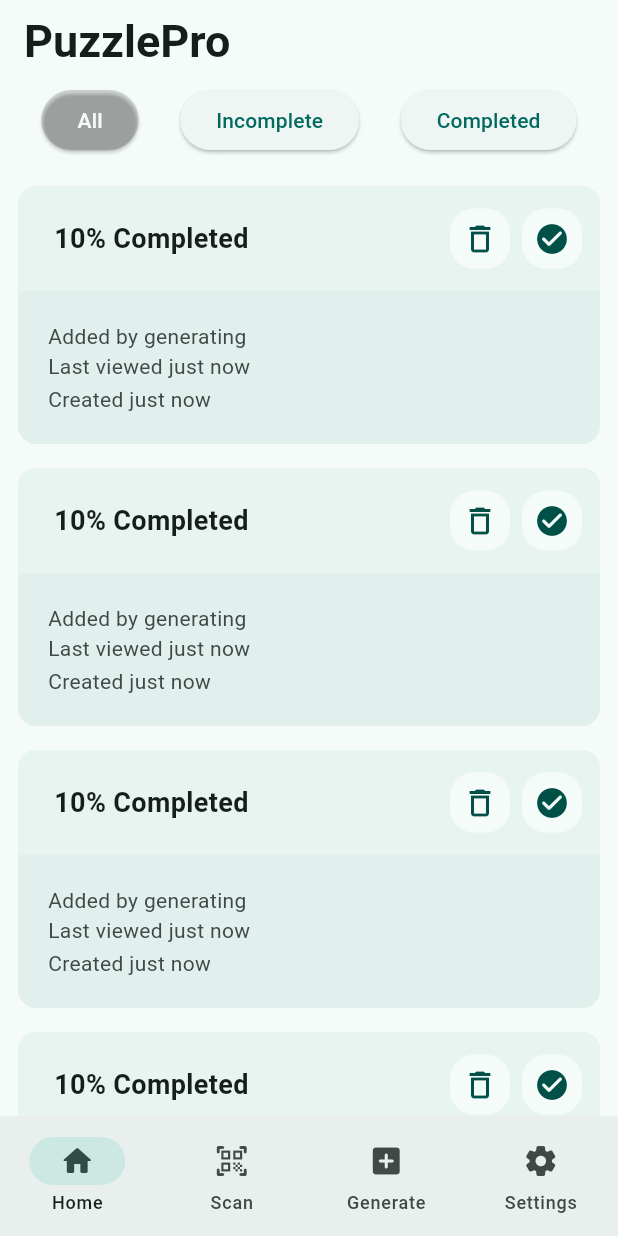
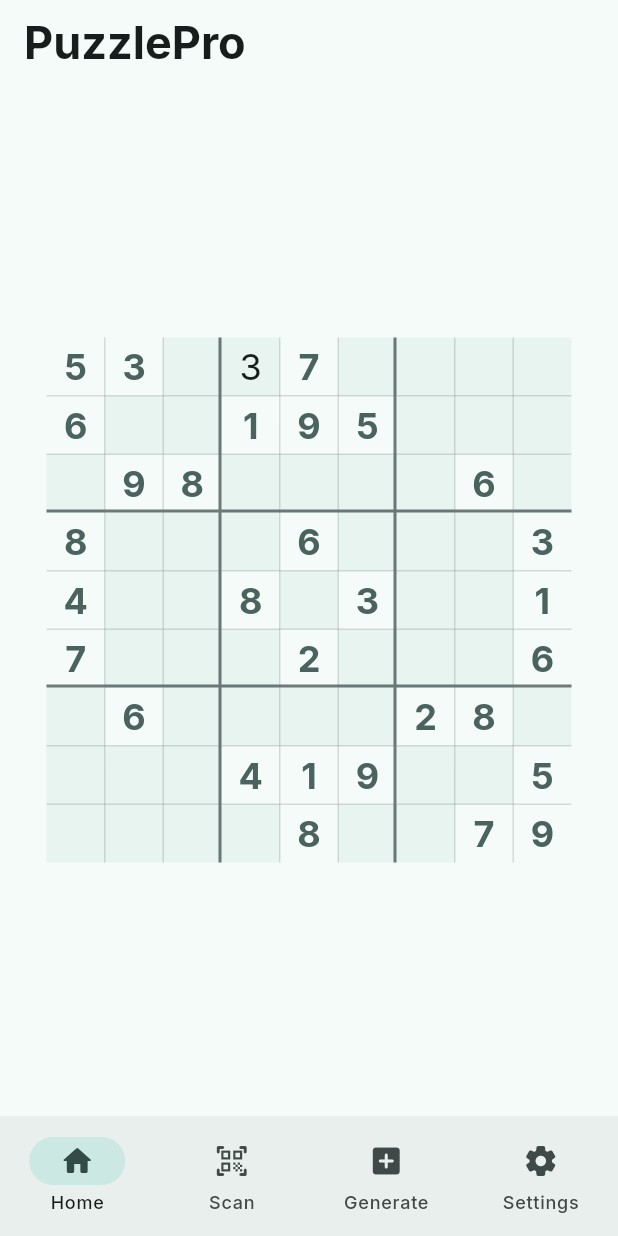
Before and after one commit to ayush8914/PuzzlePro-App, a Flutter app: the screen it shows after launch, on a phone screen of 412 x 824 dp. Run offline on Flutter 3.47's test engine with Material 3 defaults, Android fonts, the phone set to English and light mode, and no system bars; our stand-ins replace google_fonts, hive, hive_flutter; accounts and stored records are empty.

Commit message:
Add: sudoku board

```diff
--- a/lib/Widgets/sudoku_list.dart
+++ b/lib/Widgets/sudoku_list.dart
@@ -36,7 +36,9 @@
   Widget build(BuildContext context) {
     return Column(
       children: [
-        Row(
+        Container(
+          color: Theme.of(context).colorScheme.background,
+          child: Row(
             mainAxisAlignment: MainAxisAlignment.spaceEvenly,
             children: [
               FilterButton(
@@ -70,6 +72,7 @@
                 isSelected: currentFilter == ItemFilter.completed,
               ),
             ],
+          ),
         ),
         Expanded(
           child: Padding(
@@ -117,18 +120,17 @@
   @override
   Widget build(BuildContext context) {
     final theme = Theme.of(context);
-    return ElevatedButton(
+    return isSelected
+        ? FilledButton(
             onPressed: onPressed,
-      style: ButtonStyle(
-        backgroundColor: isSelected
-            ? MaterialStateProperty.all<Color>(theme.focusColor)
-            : null,
-      ),
             child: Text(
               text,
-        style: TextStyle(
-          color: isSelected ? theme.primaryTextTheme.bodyMedium!.color : null,
             ),
+          )
+        : ElevatedButton(
+            onPressed: onPressed,
+            child: Text(
+              text,
             ),
           );
   }
--- a/lib/Widgets/sudoku_widget.dart
+++ b/lib/Widgets/sudoku_widget.dart
@@ -160,7 +160,7 @@
   Widget build(BuildContext context) {
     return LayoutBuilder(builder: (context, constraints) {
       return Container(
-        height: 70,
+        height: 60,
         color: Color.alphaBlend(
           _colorScheme.primary.withOpacity(0.05),
           _colorScheme.surface,
@@ -186,8 +186,6 @@
                   ],
                 ),
               ),
-              // Display a "condensed" version if the widget in the row are
-              // expected to overflow.
               if (constraints.maxWidth - 200 > 0) ...[
                 SizedBox(
                   height: 40,
--- a/lib/main.dart
+++ b/lib/main.dart
@@ -3,6 +3,7 @@
 import 'package:hive_flutter/hive_flutter.dart';
 import 'package:puzzlepro_app/Data/constants.dart';
 import 'package:puzzlepro_app/pages/home.dart';
+import 'package:puzzlepro_app/pages/sudoku_home.dart';
 
 void main() async {
   await Hive.initFlutter();
@@ -17,6 +18,11 @@
 }
 
 class _AppState extends State<App> {
+  int screenIndex = ScreenSelected.home.value;
+  bool controllerInitialized = false;
+  bool showMediumSizeLayout = false;
+  bool showLargeSizeLayout = false;
+
   bool useMaterial3 = true;
   ThemeMode themeMode = ThemeMode.system;
   ColorSeed colorSelected = ColorSeed.teal;
@@ -46,36 +52,123 @@
     });
   }
 
+  void handleScreenChanged(int screenSelected) {
+    setState(() {
+      screenIndex = screenSelected;
+    });
+  }
+
+  @override
+  void didChangeDependencies() {
+    //for making app responsive according to device
+
+    super.didChangeDependencies();
+    final double width = MediaQuery.of(context).size.width;
+    if (width > mediumWidthBreakpoint) {
+      if (width > largeWidthBreakpoint) {
+        showMediumSizeLayout = false;
+        showLargeSizeLayout = true;
+      } else {
+        showMediumSizeLayout = true;
+        showLargeSizeLayout = false;
+      }
+    } else {
+      showMediumSizeLayout = false;
+      showLargeSizeLayout = false;
+    }
+  }
+
+  // Widget setScreen(ScreenSelected screenSelected) {
+  //   // switch (screenSelected) {
+  //   //   case ScreenSelected.home:
+  //       return Expanded(
+  //         child: HomeScreen();
+  //       );
+  //     // case ScreenSelected.scanner:
+  //     //   return const ColorPalettesScreen();
+  //     // case ScreenSelected.generator:
+  //     //   return const TypographyScreen();
+  //     // case ScreenSelected.setting:
+  //     //   return const ElevationScreen();
+  //   // }
+  // }
+
   @override
   Widget build(BuildContext context) {
     String title = "PuzzlePro";
 
-    void setTitle(String newTitle){
+    var bottomNavigationBarItems = const <Widget>[
+      NavigationDestination(
+        icon: Icon(Icons.home_rounded),
+        label: 'Home',
+      ),
+      NavigationDestination(
+        icon: Icon(Icons.qr_code_scanner_rounded),
+        label: 'Scan',
+      ),
+      NavigationDestination(
+        icon: Icon(Icons.add_box_rounded),
+        label: 'Generate',
+      ),
+      NavigationDestination(
+        icon: Icon(Icons.settings_rounded),
+        label: 'Settings',
+      ),
+    ];
+
+    void setTitle(String newTitle) {
       setState(() {
         title = newTitle;
       });
     }
+
     return MaterialApp(
         debugShowCheckedModeBanner: false,
         title: title,
         themeMode: themeMode,
         theme: ThemeData(
+          textTheme: GoogleFonts.interTextTheme(),
             colorSchemeSeed: colorSelected.color,
             useMaterial3: true,
             brightness: Brightness.light,
-      ),
+            appBarTheme: const AppBarTheme(
+              surfaceTintColor: Colors.transparent,
+            )),
         darkTheme: ThemeData(
+            textTheme: GoogleFonts.interTextTheme(),
             colorSchemeSeed: colorSelected.color,
             useMaterial3: true,
             brightness: Brightness.dark,
+            appBarTheme: const AppBarTheme(
+              surfaceTintColor: Colors.transparent,
+            )),
+        home: Scaffold(
+          appBar: AppBar(
+            title: const Text(
+              "PuzzlePro",
+              style: TextStyle(
+                fontWeight: FontWeight.bold,
+                fontSize: 30.0,
               ),
-      home: Home(
-        useLightMode: useLightMode,
-        useMaterial3: useMaterial3,
-        handleBrightnessChange: handleBrightnessChange,
-        handleColorSelect: handleColorSelect,
-        setTitle: setTitle,
             ),
-    );
+          ),
+          body: const SudokuHome(),
+          // body: Home(
+          //   useLightMode: useLightMode,
+          //   useMaterial3: useMaterial3,
+          //   handleBrightnessChange: handleBrightnessChange,
+          //   handleColorSelect: handleColorSelect,
+          //   setTitle: setTitle,
+          // ),
+          bottomNavigationBar: NavigationBar(
+            onDestinationSelected: (int index) {
+              setState(() {
+                screenIndex = index;
+              });
+            },
+            destinations: bottomNavigationBarItems,
+            selectedIndex: screenIndex,
+          ),
+        ));
   }
 }
--- a/lib/pages/home.dart
+++ b/lib/pages/home.dart
@@ -25,89 +25,14 @@
 }
 
 class _HomeState extends State<Home> with SingleTickerProviderStateMixin {
-  int screenIndex = ScreenSelected.home.value;
-  bool controllerInitialized = false;
-  bool showMediumSizeLayout = false;
-  bool showLargeSizeLayout = false;
+
 
   final List<Sudoku> sudokuList = [Sudoku([[0]], false, "Hard"),Sudoku([[0]], false, "Hard"),Sudoku([[0]], false, "Hard"),Sudoku([[0]], false, "Hard"),Sudoku([[0]], false, "Hard")];
-  void handleScreenChanged(int screenSelected) {
-    setState(() {
-      screenIndex = screenSelected;
-    });
-  }
-
-  // Widget setScreen(ScreenSelected screenSelected) {
-  //   // switch (screenSelected) {
-  //   //   case ScreenSelected.home:
-  //       return Expanded(
-  //         child: HomeScreen();
-  //       );
-  //     // case ScreenSelected.scanner:
-  //     //   return const ColorPalettesScreen();
-  //     // case ScreenSelected.generator:
-  //     //   return const TypographyScreen();
-  //     // case ScreenSelected.setting:
-  //     //   return const ElevationScreen();
-  //   // }
-  // }
-
-  @override
-  void didChangeDependencies() {
-    //for making app responsive according to device
-
-    super.didChangeDependencies();
-    final double width = MediaQuery.of(context).size.width;
-    if (width > mediumWidthBreakpoint) {
-      if (width > largeWidthBreakpoint) {
-        showMediumSizeLayout = false;
-        showLargeSizeLayout = true;
-      } else {
-        showMediumSizeLayout = true;
-        showLargeSizeLayout = false;
-      }
-    } else {
-      showMediumSizeLayout = false;
-      showLargeSizeLayout = false;
-    }
-  }
 
   @override
   Widget build(BuildContext context) {
     ColorScheme colorScheme = Theme.of(context).colorScheme;
 
-    var bottomNavigationBarItems = const <Widget>[
-      NavigationDestination(
-        icon: Icon(Icons.home_rounded),
-        label: 'Home',
-      ),
-      NavigationDestination(
-        icon: Icon(Icons.qr_code_scanner_rounded),
-        label: 'Scan',
-      ),
-      NavigationDestination(
-        icon: Icon(Icons.add_box_rounded),
-        label: 'Generate',
-      ),
-      NavigationDestination(
-        icon: Icon(Icons.settings_rounded),
-        label: 'Settings',
-      ),
-    ];
-    return Scaffold(
-      appBar: AppBar(
-        title: const Text("PuzzlePro", style: TextStyle(fontWeight: FontWeight.bold, fontSize: 30.0,),),
-      ),
-      body: SudokuListView(sudokuList: sudokuList),
-      bottomNavigationBar: NavigationBar(
-        onDestinationSelected: (int index) {
-          setState(() {
-            screenIndex = index;
-          });
-        },
-        destinations: bottomNavigationBarItems,
-        selectedIndex: screenIndex,
-      ),
-    );
+      return SudokuListView(sudokuList: sudokuList);
   }
 }
--- /dev/null
+++ b/lib/pages/sudoku_home.dart
@@ -0,0 +1,148 @@
+import 'package:flutter/material.dart';
+class SudokuHome extends StatefulWidget {
+  const SudokuHome({Key? key}) : super(key: key);
+
+  @override
+  State<SudokuHome> createState() => _SudokuHomeState();
+}
+
+class _SudokuHomeState extends State<SudokuHome> {
+  late final ColorScheme _colorScheme = Theme.of(context).colorScheme;
+
+  List<List<int>> originalSudoku = [
+    [5, 3, 0, 0, 7, 0, 0, 0, 0],
+    [6, 0, 0, 1, 9, 5, 0, 0, 0],
+    [0, 9, 8, 0, 0, 0, 0, 6, 0],
+    [8, 0, 0, 0, 6, 0, 0, 0, 3],
+    [4, 0, 0, 8, 0, 3, 0, 0, 1],
+    [7, 0, 0, 0, 2, 0, 0, 0, 6],
+    [0, 6, 0, 0, 0, 0, 2, 8, 0],
+    [0, 0, 0, 4, 1, 9, 0, 0, 5],
+    [0, 0, 0, 0, 8, 0, 0, 7, 9],
+  ];
+
+  List<List<int>> addedDigitsSudoku = [
+    [5, 3, 0, 3, 7, 0, 0, 0, 0],
+    [6, 0, 0, 1, 9, 5, 0, 0, 0],
+    [0, 9, 8, 0, 0, 0, 0, 6, 0],
+    [8, 0, 0, 0, 6, 0, 0, 0, 3],
+    [4, 0, 0, 8, 0, 3, 0, 0, 1],
+    [7, 0, 0, 0, 2, 0, 0, 0, 6],
+    [0, 6, 0, 0, 0, 0, 2, 8, 0],
+    [0, 0, 0, 4, 1, 9, 0, 0, 5],
+    [0, 0, 0, 0, 8, 0, 0, 7, 9],
+  ];
+
+  @override
+  Widget build(BuildContext context) {
+    return Center(
+      child: SizedBox(
+        width: 350.0,
+        height: 350.0,
+        child: CustomPaint(
+          painter: LinesPainter(_colorScheme),
+          child: GridView.builder(
+            gridDelegate: const SliverGridDelegateWithFixedCrossAxisCount(
+              crossAxisCount: 9,
+            ),
+            itemCount: originalSudoku.length * originalSudoku[0].length,
+            itemBuilder: (context, index) {
+              int row = index ~/ 9;
+              int col = index % 9;
+              int originalCellValue = originalSudoku[row][col];
+              int addedDigitsCellValue = addedDigitsSudoku[row][col];
+
+              return SudokuCell(
+                originalValue: originalCellValue,
+                addedDigitsValue: addedDigitsCellValue,
+                colorScheme: _colorScheme,
+                showBoldLineVertical: (col + 1) % 3 == 0 && col != 8,
+                showBoldLineHorizontal: (row + 1) % 3 == 0 && row != 8,
+              );
+            },
+          ),
+        ),
+      ),
+    );
+  }
+}
+
+class SudokuCell extends StatelessWidget {
+  final ColorScheme colorScheme;
+  final int originalValue;
+  final int addedDigitsValue;
+  final bool showBoldLineVertical;
+  final bool showBoldLineHorizontal;
+
+  const SudokuCell({
+    Key? key,
+    required this.originalValue,
+    required this.addedDigitsValue,
+    required this.colorScheme,
+    required this.showBoldLineVertical,
+    required this.showBoldLineHorizontal,
+  }) : super(key: key);
+
+  @override
+  Widget build(BuildContext context) {
+    return Container(
+      decoration: BoxDecoration(
+        color: originalValue != 0 ? Colors.transparent : colorScheme.primary.withOpacity(0.05)
+      ),
+      child: Center(
+        child: Text(
+          originalValue != 0 ? '$originalValue' : addedDigitsValue != 0 ? '$addedDigitsValue' : '',
+          style: TextStyle(
+            fontSize: 24.0,
+            fontWeight: originalValue != 0 ? FontWeight.bold : FontWeight.normal,
+            color: originalValue != 0 ? colorScheme.secondary : colorScheme.onBackground,
+          ),
+        ),
+      ),
+    );
+  }
+}
+class LinesPainter extends CustomPainter {
+  final ColorScheme colorScheme;
+
+  LinesPainter(this.colorScheme);
+
+  @override
+  void paint(Canvas canvas, Size size) {
+    final Paint paint = Paint()
+      ..color = colorScheme.outline
+      ..strokeWidth = 0.25;
+    final Paint paintBold = Paint()
+      ..color = colorScheme.outline
+      ..strokeWidth = 2.0;
+
+    double x = size.width / 9.0;
+    double spaceX = x;
+
+    for (int i = 1; i < 9; i++) {
+      if (i % 3 == 0) {
+        canvas.drawLine(Offset(x - 1, 0), Offset(x - 1, size.height), paintBold);
+      } else {
+        canvas.drawLine(Offset(x, 0), Offset(x, size.height), paint);
+      }
+      x += spaceX;
+    }
+
+    double y = size.height / 9.0;
+    double spaceY = y;
+
+    for (int i = 1; i < 9; i++) {
+      if (i % 3 == 0) {
+        canvas.drawLine(Offset(0, y - 1), Offset(size.width, y - 1), paintBold);
+      } else {
+        canvas.drawLine(Offset(0, y), Offset(size.width, y), paint);
+      }
+      y += spaceY;
+    }
+  }
+
+  @override
+  bool shouldRepaint(CustomPainter oldDelegate) {
+    return false;
+  }
+}
```
Lines whose indentation alone changed are shown as unchanged.
